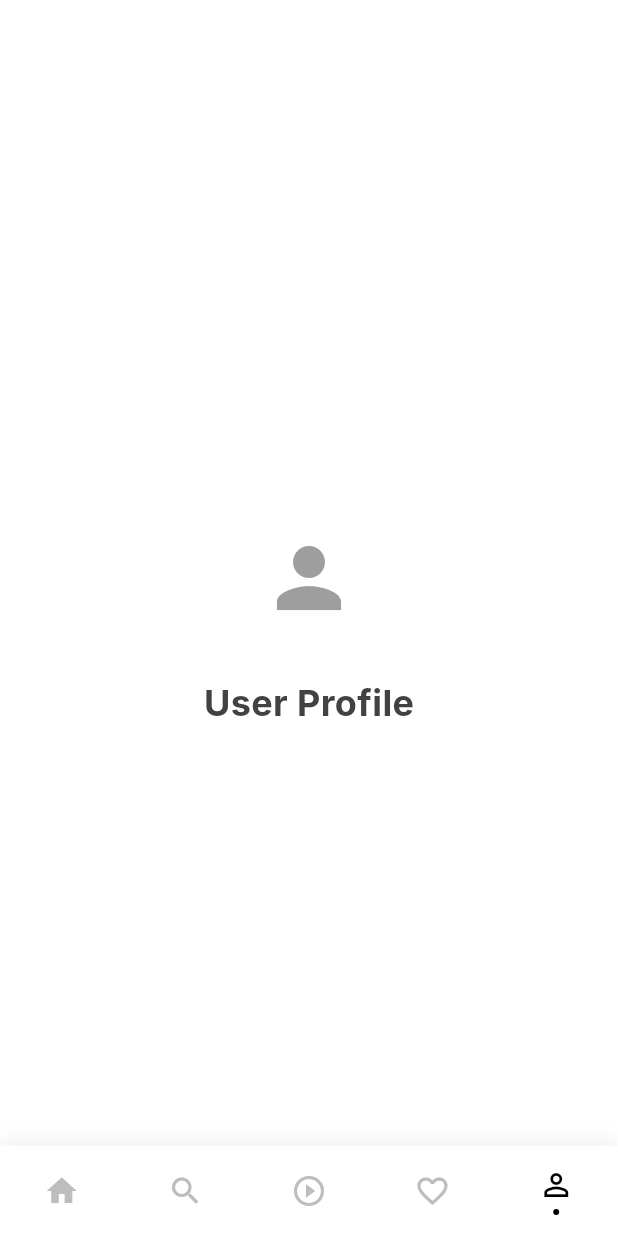
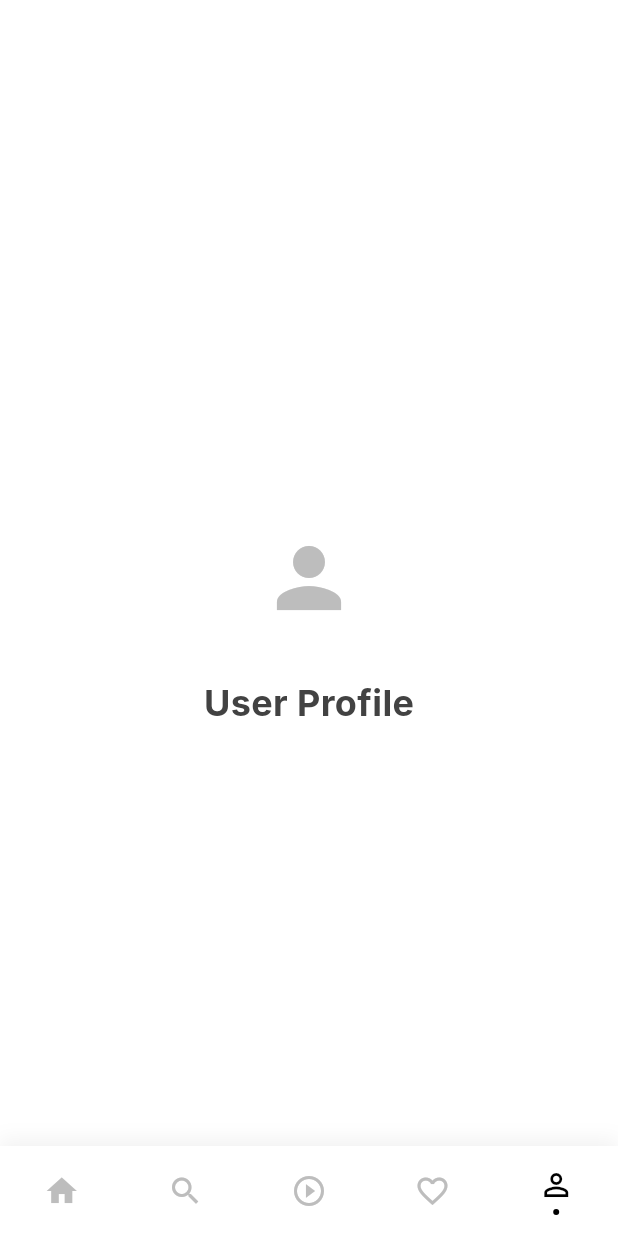
Before and after one commit to Asrat001/ahava, a Flutter app: the screen it shows after launch, item 5 of the bottom bar chosen, on a phone screen of 412 x 824 dp. Run offline on Flutter 3.47's test engine with Material 3 defaults, Android fonts, the phone set to English and light mode, and no system bars; our stand-ins replace cached_network_image; network calls fail; Roboto replaces fonts that are missing (Inter).

```diff
--- a/lib/screens/profile_screen.dart
+++ b/lib/screens/profile_screen.dart
@@ -11,10 +11,10 @@ class ProfileScreen extends StatelessWidget {
           child: Column(
             mainAxisAlignment: MainAxisAlignment.center,
             children: [
-              const CircleAvatar(
+               CircleAvatar(
                 radius: 50,
                 backgroundColor: Colors.white,
-                child: Icon(Icons.person, size: 64, color: Colors.grey),
+                child: Icon(Icons.person, size: 64, color: Colors.grey.shade400),
               ),
               const SizedBox(height: 16),
               Text(
```
